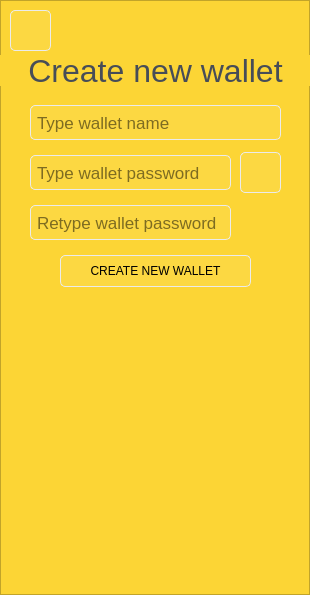
The window that page/accountManagement/pagenewwallet.ui (LYRA-Block-Lattice/LyraWalletManager) describes before a commit, drawn with Qt 5.
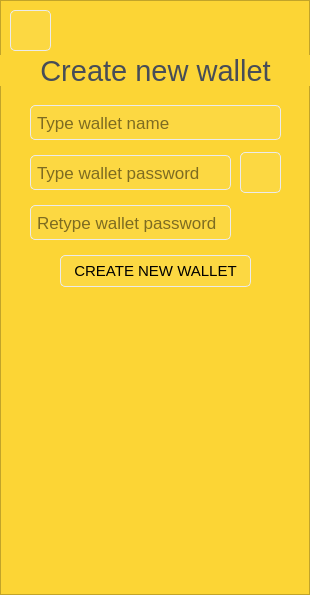
The same window after the commit. Icons and pictures are not drawn.

Patch:
```diff
--- a/page/accountManagement/pagenewwallet.ui
+++ b/page/accountManagement/pagenewwallet.ui
@@ -223,7 +223,7 @@
     </property>
     <property name="font">
      <font>
-      <pointsize>24</pointsize>
+      <pointsize>22</pointsize>
      </font>
     </property>
     <property name="styleSheet">
@@ -248,6 +248,11 @@
       <height>32</height>
      </rect>
     </property>
+    <property name="font">
+     <font>
+      <pointsize>11</pointsize>
+     </font>
+    </property>
     <property name="tabletTracking">
      <bool>true</bool>
     </property>
```
Left out of the diff: 6 changed lines with no effect on the pictures.
